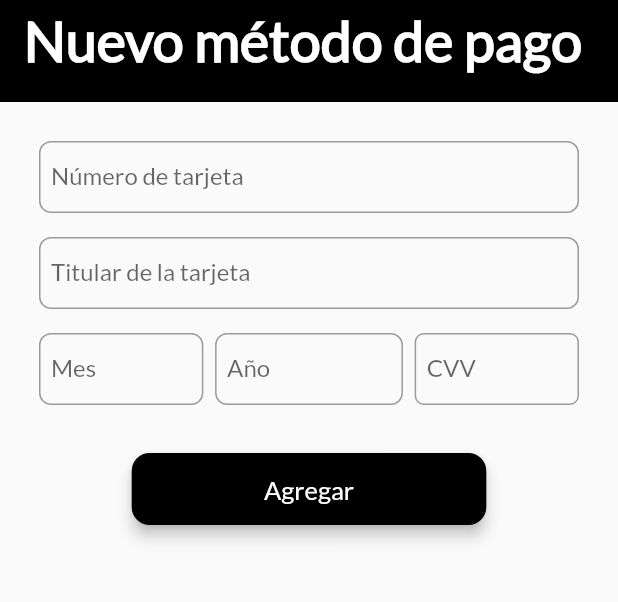
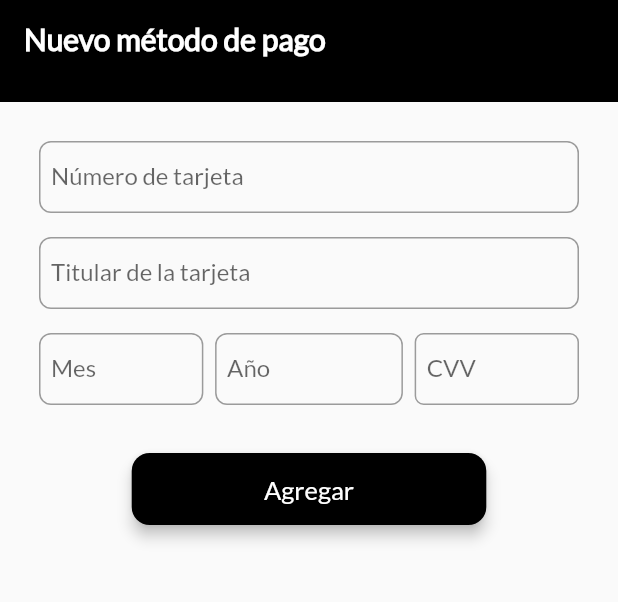
Before and after one commit to lumationDevelopers/app-cliente-urban, a Flutter app: the AddPaymentMethodPage screen opened by its route, on a phone screen of 412 x 824 dp, the part 84-686 px from its top. Run offline on Flutter 3.47's test engine with Material 2 defaults, Android fonts, the phone set to English and light mode, and no system bars; our stand-ins replace bloc, carousel_slider, date_field, device_info, dio, flutter_datetime_picker and 13 more; missing offline and left inert: after_init, back_button_interceptor, country_pickers, fade, flutter_facebook_login, get_ip and 3 more; accounts and stored records are empty.

Commit message:
-Cambios antes de mandar a QA

```diff
--- a/lib/pages/home.page.dart
+++ b/lib/pages/home.page.dart
@@ -2091,6 +2091,7 @@ class _HomePageState extends State<HomePage> with SingleTickerProviderStateMixin
 
                                 final rateResponse = await _api.putByPath(context, 'trips/ratedriver/${rideBloc.rideInfo['_id']}', data);
 
+                                print('**************');
                                 print(rateResponse.body);
 
                                 rideStatusBloc.modifyRideStatus('Pending');
--- a/lib/pages/user/paymentMethodSelect.page.dart
+++ b/lib/pages/user/paymentMethodSelect.page.dart
@@ -185,7 +185,7 @@ class _PaymentMethodSelectPageState extends State<PaymentMethodSelectPage> with
     paymentMethodsBloc = Provider.of(context).paymentMethodsBloc;
     paymentMethodSelectedBloc = Provider.of(context).paymentMethodSelectedBloc;
     return Scaffold(
-      appBar: urbanAppBar(context, '¿Como pagarás tu viaje?', true),
+      appBar: urbanAppBar(context, '¿Cómo pagarás tu viaje?', true),
       body: StreamBuilder(
         stream: cardsBloc.cardsStream,
         builder: (context, snapshot) {
--- a/lib/widgets/appBar.dart
+++ b/lib/widgets/appBar.dart
@@ -24,7 +24,7 @@ urbanAppBar(BuildContext context, String title, bool modal) {
             centerTitle: false,
             title: Padding(
               padding: EdgeInsets.only(bottom: 28.0),
-              child: Text(title, style: TextStyle(fontSize: 37.0, fontWeight: FontWeight.bold,))
+              child: Text(title, style: TextStyle(fontSize: 20.0, fontWeight: FontWeight.bold,))
             ),
           ), preferredSize: Size.fromHeight(68.0))
   );
```
Also changed, not shown: lib/pages/auth/login.page.dart (+8 -8 lines), 5 other files.
